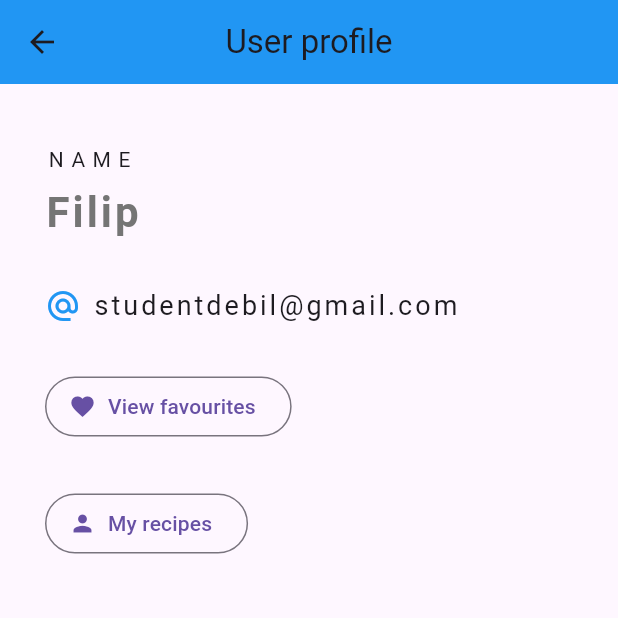
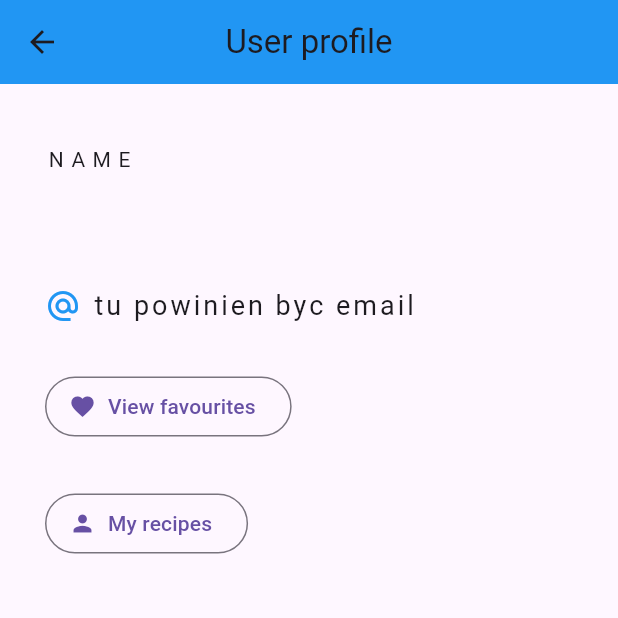
Before and after one commit to xdCranx/RecipeWorld, a Flutter app: the HomePage screen opened by its route, after a tap on the "person" icon, on a phone screen of 412 x 824 dp, the top half of it. Run offline on Flutter 3.47's test engine with Material 3 defaults, Android fonts, the phone set to English and light mode, and no system bars; our stand-ins replace get; accounts and stored records are empty; network calls fail.

Commit message:
User login and "my recipes" integration

```diff
--- /dev/null
+++ b/frontend/lib/DTOs/recipe_dto.dart
@@ -0,0 +1,42 @@
+import 'package:recipe_world2/DTOs/user_dto.dart';
+
+import 'category_dto.dart';
+import 'recipe_ingredient_dto.dart';
+
+class RecipeDTO {
+  int id;
+  String title;
+  String description;
+  int prepTime;
+  DateTime date;
+  CategoryDTO category;
+  UserDTO author;
+  List<RecipeIngredientDTO> recipeIngredients;
+
+  RecipeDTO({
+    required this.id,
+    required this.title,
+    required this.description,
+    required this.prepTime,
+    required this.date,
+    required this.category,
+    required this.author,
+    required this.recipeIngredients,
+  });
+
+  factory RecipeDTO.fromJson(Map<String, dynamic> json) {
+    return RecipeDTO(
+      id: json['id'],
+      title: json['title'],
+      description: json['description'],
+      prepTime: json['prepTime'],
+      date: DateTime.parse(json['date']),
+      category: CategoryDTO.fromJson(json['category']),
+      author: UserDTO.fromJson(json['author']),
+      recipeIngredients: (json['recipeIngredients'] as List<dynamic>?)
+          ?.map((ingredientJson) =>
+          RecipeIngredientDTO.fromJson(ingredientJson))
+          .toList() ?? [],
+    );
+  }
+}
--- a/frontend/lib/pages/favourites.dart
+++ b/frontend/lib/pages/favourites.dart
@@ -1,4 +1,5 @@
 import 'package:flutter/material.dart';
+import 'package:recipe_world2/DTOs/recipe_dto.dart';
 import 'package:recipe_world2/services/recipe_list.dart';
 import '/services/recipe.dart';
 import '/services/recipe_list.dart';
@@ -12,10 +13,7 @@ class FavouritesPage extends StatefulWidget {
 
 }
 
-List<Recipe> favRecipes =[
-  Recipe(id: 1, title: 'schabowy', description: 'zrob schabowego', category_id: 3, author_id: 1, date: DateTime.now(), preptime: 8),
-  Recipe(id:2, title: "mielony ", description: 'zrob schabowego', category_id: 3, author_id: 1, date: DateTime.now(), preptime: 3)
-];
+List<RecipeDTO> favRecipes =[];
 
 class _FavouritesPageState extends State<FavouritesPage> {
   @override
--- a/frontend/lib/pages/home.dart
+++ b/frontend/lib/pages/home.dart
@@ -1,7 +1,7 @@
 import 'package:flutter/material.dart';
+import 'package:recipe_world2/DTOs/recipe_dto.dart';
 import 'package:recipe_world2/services/recipe_list.dart';
-import '/services/recipe.dart';
-import '/services/recipe_list.dart';
+
 
 class HomePage extends StatefulWidget {
   const HomePage({super.key});
@@ -10,9 +10,8 @@ class HomePage extends StatefulWidget {
   State<HomePage> createState() => _HomePageState();
 }
 
-List<Recipe> Recipes =[
-  Recipe(id: 1, title: 'schabowy', description: 'zrob schabowego', category_id: 3, author_id: 1, date: DateTime.now(), preptime: 5)
-];
+List<RecipeDTO> Recipes =[];
+
 List<String> categories = [
   "Breakfast",
   "Dinner",
--- a/frontend/lib/pages/user_page.dart
+++ b/frontend/lib/pages/user_page.dart
@@ -1,7 +1,9 @@
 import 'package:flutter/material.dart';
+import 'package:recipe_world2/controllers/user_controller.dart';
 import 'package:recipe_world2/pages/favourites.dart';
 import '/services/user.dart';
 import 'my_recipes.dart';
+import 'package:get/get.dart';
 
 class UserPage extends StatefulWidget {
   const UserPage({super.key});
@@ -11,7 +13,7 @@ class UserPage extends StatefulWidget {
 }
 
 class _UserPageState extends State<UserPage> {
-  User loggedUser = new User(id:1,username:'Filip', email:'studentdebil@gmail.com', password: 'haslo123');
+  User loggedUser = Get.find<UserController>().user;
 
   @override
   Widget build(BuildContext context) {
@@ -49,7 +51,7 @@ class _UserPageState extends State<UserPage> {
                     children: <Widget>[
                       Icon(Icons.alternate_email, color: Colors.blue),
                       SizedBox(width: 8),
-                      Text(loggedUser.email,
+                      Text("tu powinien byc email",
                         style: TextStyle(
 
                             fontSize: 18,
--- a/frontend/lib/services/recipe_list.dart
+++ b/frontend/lib/services/recipe_list.dart
@@ -1,8 +1,9 @@
 import 'package:flutter/material.dart';
+import 'package:recipe_world2/DTOs/recipe_dto.dart';
 import 'recipe.dart';
 import '/pages/recipe_page.dart';
 class RecipeList extends StatelessWidget {
-  final Recipe recipe;
+  final RecipeDTO recipe;
   final VoidCallback delete;
   RecipeList({ required this.recipe, required this.delete });
 
@@ -34,26 +35,18 @@ class RecipeList extends StatelessWidget {
                         fontSize: 18,
                         color: Colors.grey[600],
                       )),
-                  Text("${recipe.preptime} minutes",
+                  Text("${recipe.prepTime} minutes",
                       style: TextStyle(
                           fontSize: 14,
                           color: Colors.grey[600]
                       )),
                 ],
               ),
-              SizedBox(height: 6),
-              Text(recipe.description,
-                  style: TextStyle(
-                      fontSize: 14,
-                      color: Colors.grey[800]
-                  )),
-
               SizedBox(height:8),
               TextButton.icon(
                   onPressed: delete,
                   icon: Icon(Icons.delete),
                   label: Text('remove recipe'))
-
             ],
           ),
         ),
--- a/frontend/lib/services/user.dart
+++ b/frontend/lib/services/user.dart
@@ -1,8 +1,7 @@
 class User {
-  int id;
+  String id;
   String username;
-  String email;
   String password;
 
-  User({required this.id, required this.username, required this.email, required this.password});
+  User({required this.id, required this.username, required this.password});
 }
--- a/frontend/pubspec.yaml
+++ b/frontend/pubspec.yaml
@@ -35,6 +35,8 @@ dependencies:
   # The following adds the Cupertino Icons font to your application.
   # Use with the CupertinoIcons class for iOS style icons.
   cupertino_icons: ^1.0.2
+  get: ^4.6.1
+  http: ^0.13.3
 
 dev_dependencies:
   flutter_test:
```
Also changed, not shown: frontend/lib/DTOs/category_dto.dart (added, +13 -0 lines), frontend/lib/DTOs/recipe_ingredient_dto.dart (added, +22 -0 lines), frontend/lib/DTOs/user_dto.dart (added, +13 -0 lines), frontend/lib/controllers/user_controller.dart (added, +69 -0 lines), frontend/lib/pages/login.dart (+32 -11 lines), frontend/lib/pages/my_recipes.dart (+25 -16 lines), frontend/pubspec.lock, 1 other file.
